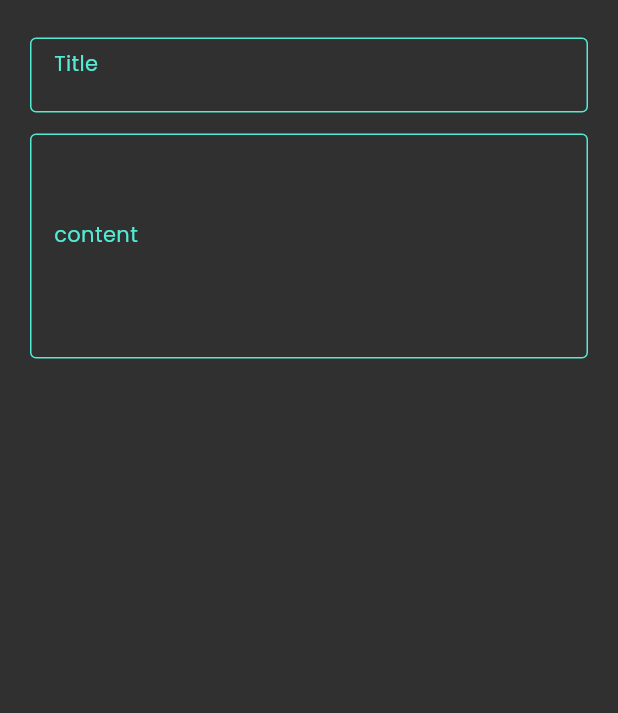
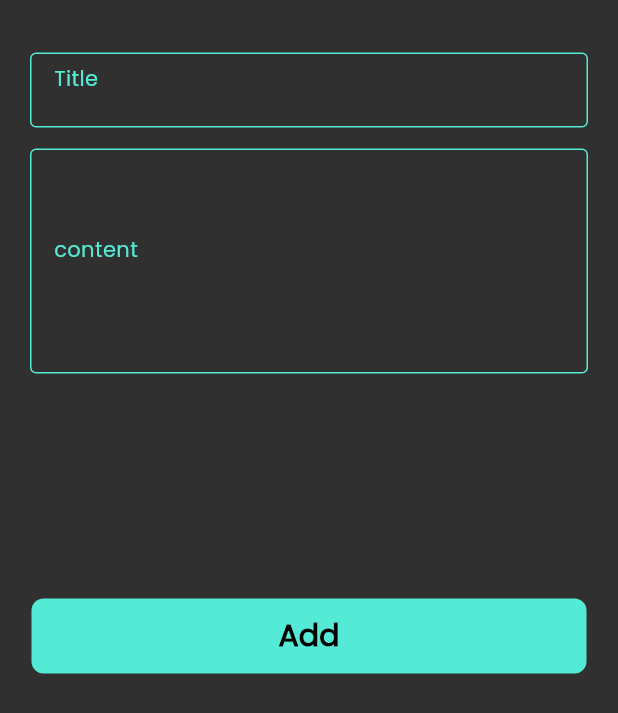
Before and after one commit to Elgedawi/notes_app, a Flutter app: the AddNoteSheet widget shown alone on an empty page, opened directly, on a phone screen of 412 x 824 dp. Shown: the top 713 px of the screen. Run offline on Flutter 3.47's test engine with Material 3 defaults, Android fonts, the phone set to English and light mode, and no system bars.

Commit message:
create custom ButtonText

```diff
--- a/lib/widgets/add_note_sheet.dart
+++ b/lib/widgets/add_note_sheet.dart
@@ -1,4 +1,5 @@
 import 'package:flutter/material.dart';
+import 'package:notes_app/widgets/custom_text_button.dart';
 import 'package:notes_app/widgets/custom_textfield.dart';
 
 class AddNoteSheet extends StatelessWidget {
@@ -10,6 +11,7 @@ class AddNoteSheet extends StatelessWidget {
       padding: EdgeInsets.symmetric(vertical: 25, horizontal: 20),
       child: Column(
         children: [
+          SizedBox(height: 10),
           CustomTextfield(
             height: 50,
             hint: 'Title',
@@ -21,6 +23,8 @@ class AddNoteSheet extends StatelessWidget {
             hint: 'content',
             alignment: Alignment.centerLeft,
           ),
+          SizedBox(height: 150),
+          CustomTextButton(),
         ],
       ),
     );
--- /dev/null
+++ b/lib/widgets/custom_text_button.dart
@@ -0,0 +1,28 @@
+import 'package:flutter/material.dart';
+import 'package:notes_app/constants.dart';
+
+class CustomTextButton extends StatelessWidget {
+  const CustomTextButton({super.key});
+
+  @override
+  Widget build(BuildContext context) {
+    return TextButton(
+      onPressed: () {},
+      style: ButtonStyle(
+        backgroundColor: WidgetStateProperty.all<Color>(kPrimarColor),
+        fixedSize: WidgetStateProperty.all<Size>(Size(370, 50)),
+        shape: WidgetStateProperty.all<RoundedRectangleBorder>(
+          RoundedRectangleBorder(borderRadius: BorderRadius.circular(8.0)),
+        ),
+      ),
+      child: const Text(
+        'Add',
+        style: TextStyle(
+          color: Colors.black,
+          fontSize: 20,
+          fontWeight: FontWeight.bold,
+        ),
+      ),
+    );
+  }
+}
```
